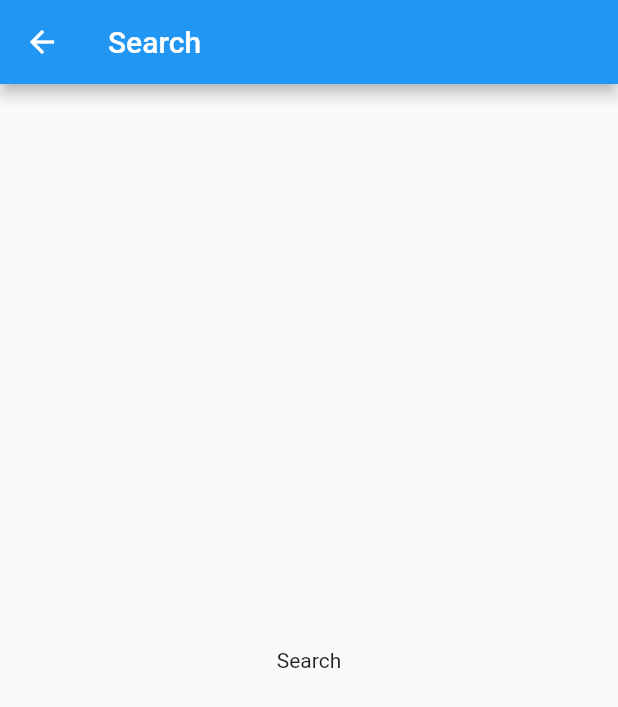
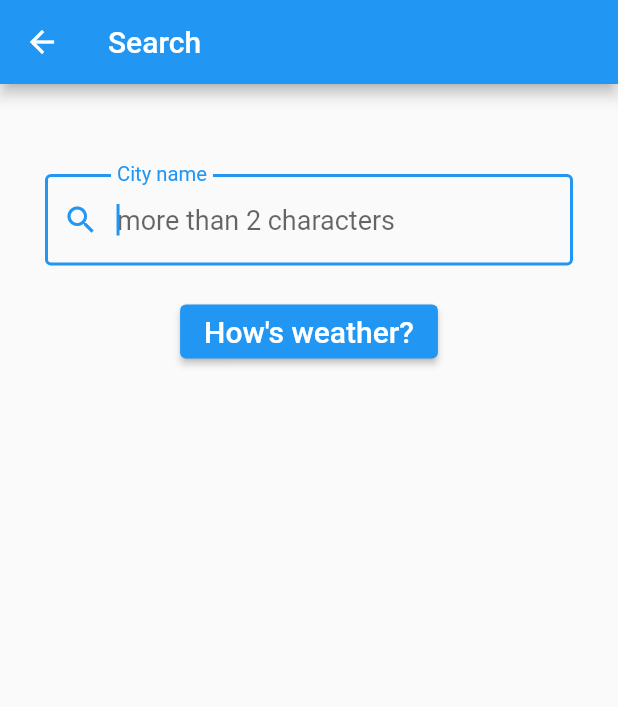
Before and after one commit to massimilianoporzio/weather_cubit, a Flutter app: the SearchPage screen opened directly, on a phone screen of 412 x 824 dp. Shown: the top 707 px of the screen. Run offline on Flutter 3.47's test engine with Material 2 defaults, Android fonts, the light colour scheme and no system bars; our stand-ins replace bloc, dartz, envied, equatable, flutter_bloc, geolocator and 1 more; generated files the repository leaves out were written again.

Commit message:
giro corretto

```diff
--- a/lib/core/errors/exceptions.dart
+++ b/lib/core/errors/exceptions.dart
@@ -9,7 +9,7 @@ class WeatherException implements Exception {
   String message;
 
   WeatherException([this.message = 'Something went wrong']) {
-    message = 'Weather Exception: $message';
+    message = message;
   }
 
   @override
--- a/lib/features/weather/presentation/cubit/weather_state.dart
+++ b/lib/features/weather/presentation/cubit/weather_state.dart
@@ -10,38 +10,37 @@ enum WeatherStatus {
 class WeatherState extends Equatable {
   final WeatherStatus status;
   final Weather weather;
-  final Failure failure;
+  final String message;
 
   const WeatherState({
     required this.status,
     required this.weather,
-    required this.failure,
+    this.message = '',
   });
 
   factory WeatherState.initial() {
     return WeatherState(
-        status: WeatherStatus.initial,
-        weather: Weather.initial(),
-        failure: const GenericFailure() //londra
-        );
+      status: WeatherStatus.initial,
+      weather: Weather.initial(),
+    );
   }
 
   @override
   String toString() =>
-      'WeatherState(status: $status, weather: $weather, failure: $failure)';
+      'WeatherState(status: $status, weather: $weather, message: $message)';
 
   @override
-  List<Object> get props => [status, weather, failure];
+  List<Object> get props => [status, weather, message];
 
   WeatherState copyWith({
     WeatherStatus? status,
     Weather? weather,
-    Failure? failure,
+    String? message,
   }) {
     return WeatherState(
       status: status ?? this.status,
       weather: weather ?? this.weather,
-      failure: failure ?? this.failure,
+      message: message ?? this.message,
     );
   }
 }
--- a/lib/features/weather/presentation/pages/home_page.dart
+++ b/lib/features/weather/presentation/pages/home_page.dart
@@ -1,6 +1,7 @@
 import 'package:flutter/material.dart';
 import 'package:flutter_bloc/flutter_bloc.dart';
 import 'package:openweather_cubit/features/weather/presentation/cubit/weather_cubit.dart';
+import 'package:openweather_cubit/features/weather/presentation/pages/search_page.dart';
 
 class HomePage extends StatefulWidget {
   const HomePage({super.key});
@@ -10,6 +11,8 @@ class HomePage extends StatefulWidget {
 }
 
 class _HomePageState extends State<HomePage> {
+  String? _city;
+
   @override
   void initState() {
     super.initState();
@@ -25,6 +28,23 @@ class _HomePageState extends State<HomePage> {
     return Scaffold(
       appBar: AppBar(
         title: const Text('Weather'),
+        actions: [
+          IconButton(
+            onPressed: () async {
+              //*devo aspettare il risultato! per questo è async
+              _city = await Navigator.of(context).push(MaterialPageRoute(
+                builder: (context) => const SearchPage(),
+              ));
+              print('city: $_city');
+              if (_city != null) {
+                context.read<WeatherCubit>().fetchWeather(_city!);
+              }
+            },
+            icon: const Icon(
+              Icons.search,
+            ),
+          )
+        ],
       ),
       body: const Center(child: Text('Home')),
     );
--- a/lib/features/weather/presentation/pages/search_page.dart
+++ b/lib/features/weather/presentation/pages/search_page.dart
@@ -1,7 +1,31 @@
 import 'package:flutter/material.dart';
 
-class SearchPage extends StatelessWidget {
+class SearchPage extends StatefulWidget {
   const SearchPage({super.key});
+
+  @override
+  State<SearchPage> createState() => _SearchPageState();
+}
+
+class _SearchPageState extends State<SearchPage> {
+  final _formKey = GlobalKey<FormState>(); //id del form
+  String? _city; //valore passato alla pagina
+  //con DISABLED l'errore NON lo vedo finché non ho fatto SUBMIT
+  AutovalidateMode autovalidateMode = AutovalidateMode.disabled;
+
+  void _submit() {
+    //quando submit validazione ad ogni carattere
+    setState(() {
+      autovalidateMode = AutovalidateMode.always;
+    });
+
+    final form = _formKey.currentState; //recupero lo stato della form
+    if (form != null && form.validate()) {
+      form.save(); //salvo i dati validi
+      Navigator.pop(
+          context, _city!.trim()); //passo come risultato il valore di city
+    }
+  }
 
   @override
   Widget build(BuildContext context) {
@@ -9,7 +33,48 @@ class SearchPage extends StatelessWidget {
       appBar: AppBar(
         title: const Text('Search'),
       ),
-      body: const Center(child: Text('Search')),
+      body: Form(
+        key: _formKey,
+        autovalidateMode: autovalidateMode,
+        child: Column(
+          children: [
+            const SizedBox(
+              height: 60,
+            ),
+            Padding(
+              padding: const EdgeInsets.symmetric(horizontal: 30),
+              child: TextFormField(
+                autofocus: true,
+                style: const TextStyle(fontSize: 18.0),
+                decoration: const InputDecoration(
+                    labelText: 'City name',
+                    hintText: 'more than 2 characters',
+                    prefixIcon: Icon(Icons.search),
+                    border: OutlineInputBorder()),
+                validator: (String? input) {
+                  if (input == null || input.trim().length < 2) {
+                    return 'City name must be at least 2 characters long';
+                  }
+                  return null;
+                },
+                onSaved: (String? input) {
+                  _city = input;
+                },
+              ),
+            ),
+            const SizedBox(
+              height: 20,
+            ),
+            ElevatedButton(
+              onPressed: _submit,
+              child: const Text(
+                'How\'s weather?',
+                style: TextStyle(fontSize: 20),
+              ),
+            ),
+          ],
+        ),
+      ),
     );
   }
 }
```
Also changed, not shown: lib/features/weather/data/datasources/remote_datasource_impl.dart (+9 -4 lines), lib/features/weather/presentation/cubit/weather_cubit.dart (+19 -11 lines).
